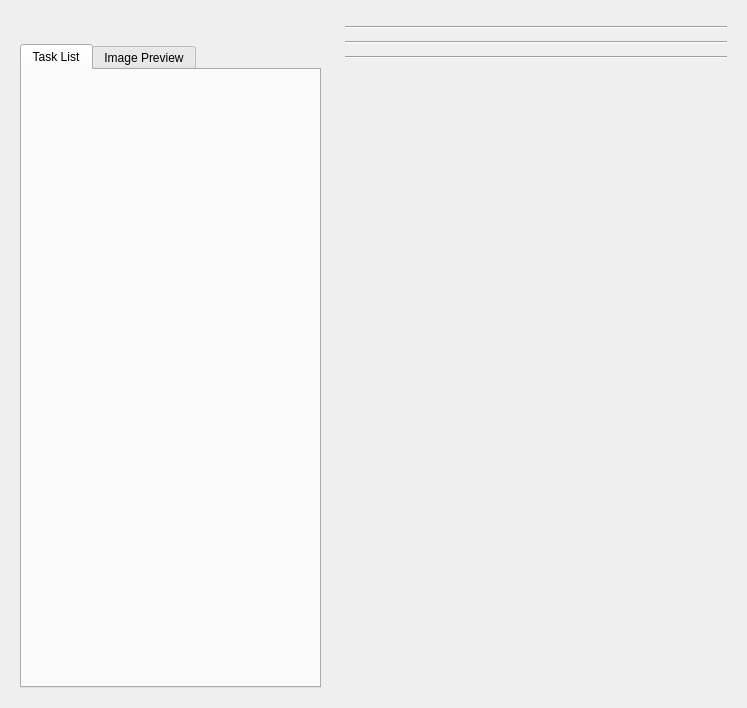
Before: the Qt Designer form snowgui/snowgui/task/taskwindow.ui in AndreasFMueller/AstroPhotography, drawn with Qt 5.
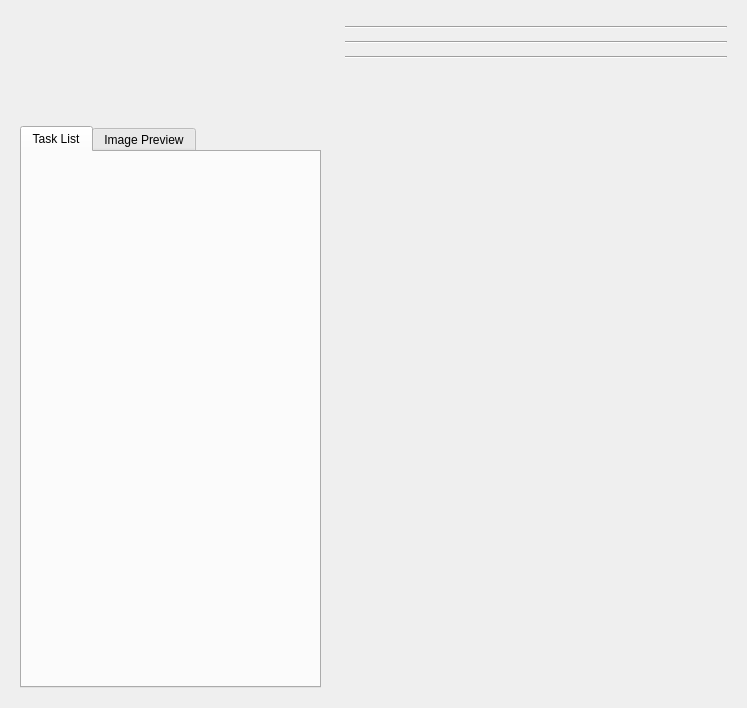
After: the same form once the commit is applied. The open tabs and pages were chosen to show the change. Custom widgets are drawn as their Qt base class.

Commit message: add tasksubmission widget

Diff of the .ui file:
```diff
--- a/snowgui/snowgui/task/taskwindow.ui
+++ b/snowgui/snowgui/task/taskwindow.ui
@@ -25,6 +25,12 @@
      <layout class="QVBoxLayout" name="verticalLayout_2">
       <item>
        <widget class="QWidget" name="taskcontrollerWidget" native="true">
+        <property name="minimumSize">
+         <size>
+          <width>0</width>
+          <height>100</height>
+         </size>
+        </property>
         <layout class="QHBoxLayout" name="horizontalLayout_2">
          <item>
           <widget class="QWidget" name="tasksubmissionWidget" native="true"/>
@@ -163,6 +169,12 @@
    <header>taskstatuswidget.h</header>
    <container>1</container>
   </customwidget>
+  <customwidget>
+   <class>snowgui::tasksubmissionwidget</class>
+   <extends>QWidget</extends>
+   <header>tasksubmissionwidget.h</header>
+   <container>1</container>
+  </customwidget>
  </customwidgets>
  <resources/>
  <connections/>
```
Left out of the diff: 8 changed lines with no effect on the pictures. The commit also changes 4 other files.
